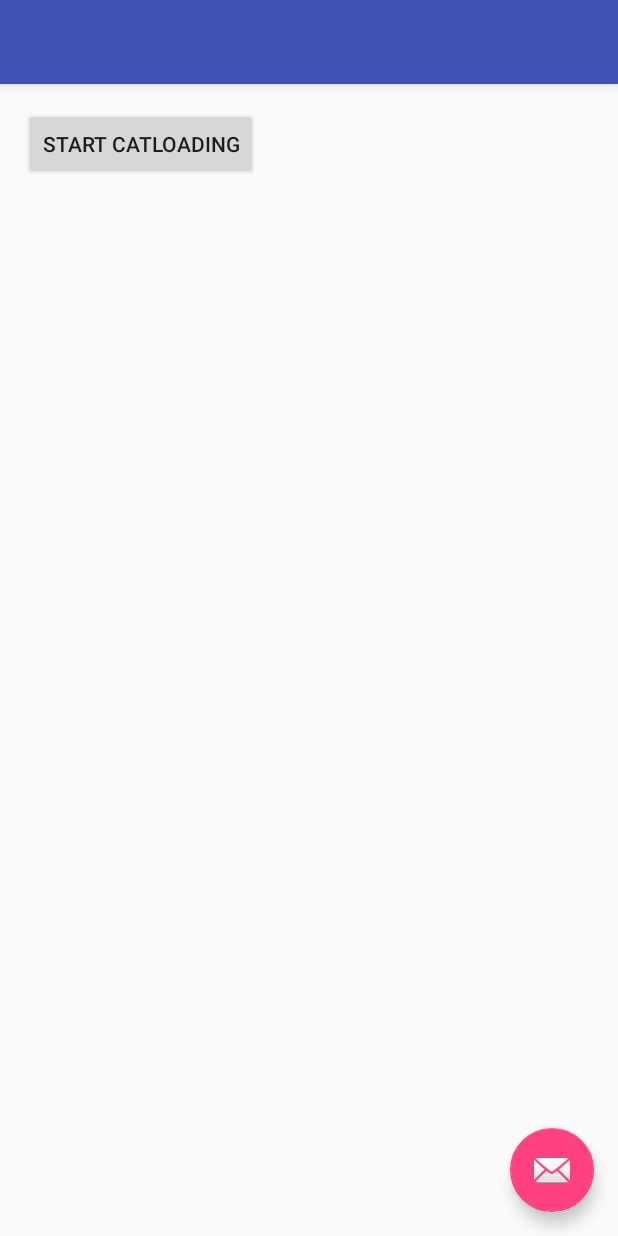
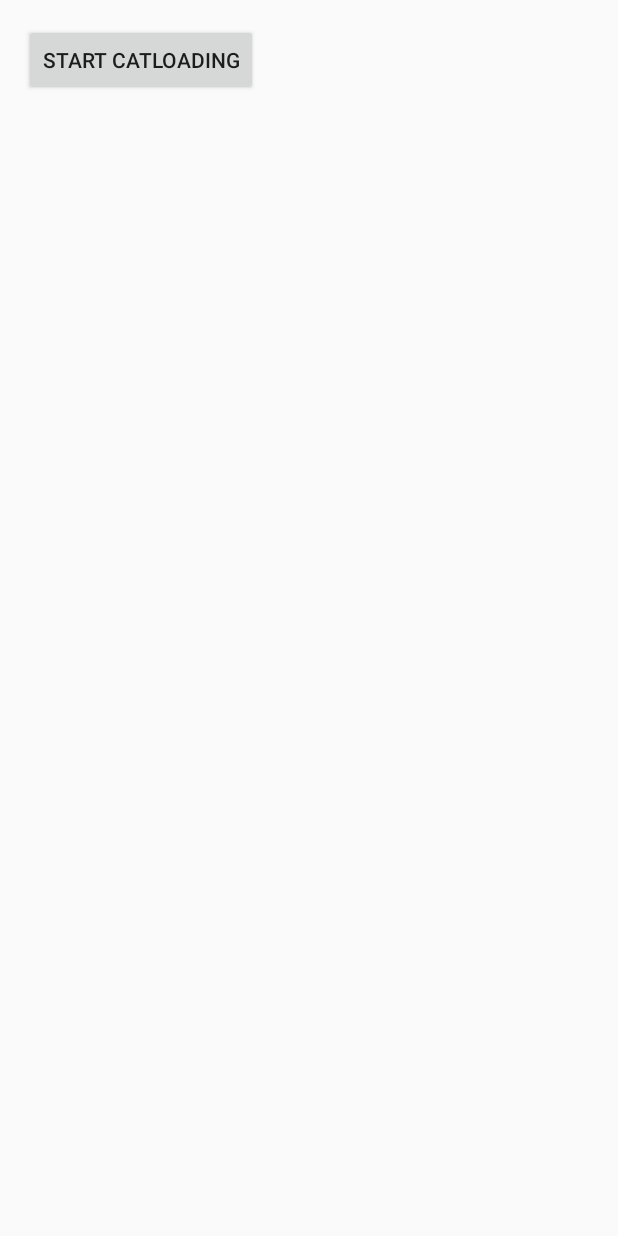
Before and after one commit to Rogero0o/CatLoadingView, an Android app: the screen it shows after launch (MainActivity), on a phone screen of 412 x 824 dp. Run offline under Robolectric (Android 15) with nearby library versions, the phone set to English and light mode, and no system bars.

```diff
--- a/app/src/main/res/layout/activity_main.xml
+++ b/app/src/main/res/layout/activity_main.xml
@@ -1,5 +1,5 @@
 <?xml version="1.0" encoding="utf-8"?>
-<android.support.design.widget.CoordinatorLayout xmlns:android="http://schemas.android.com/apk/res/android"
+<androidx.coordinatorlayout.widget.CoordinatorLayout xmlns:android="http://schemas.android.com/apk/res/android"
     xmlns:app="http://schemas.android.com/apk/res-auto"
     xmlns:tools="http://schemas.android.com/tools"
     android:layout_width="match_parent"
@@ -7,28 +7,6 @@
     android:fitsSystemWindows="true"
     tools:context="com.roger.catloadingview.MainActivity">
 
-    <android.support.design.widget.AppBarLayout
-        android:layout_height="wrap_content"
-        android:layout_width="match_parent"
-        android:theme="@style/AppTheme.AppBarOverlay">
-
-        <android.support.v7.widget.Toolbar
-            android:id="@+id/toolbar"
-            android:layout_width="match_parent"
-            android:layout_height="?attr/actionBarSize"
-            android:background="?attr/colorPrimary"
-            app:popupTheme="@style/AppTheme.PopupOverlay"/>
-
-    </android.support.design.widget.AppBarLayout>
-
     <include layout="@layout/content_main"/>
 
-    <android.support.design.widget.FloatingActionButton
-        android:id="@+id/fab"
-        android:layout_width="wrap_content"
-        android:layout_height="wrap_content"
-        android:layout_gravity="bottom|end"
-        android:layout_margin="@dimen/fab_margin"
-        android:src="@android:drawable/ic_dialog_email"/>
-
-</android.support.design.widget.CoordinatorLayout>
+</androidx.coordinatorlayout.widget.CoordinatorLayout>
--- a/build.gradle
+++ b/build.gradle
@@ -10,7 +10,7 @@ buildscript {
         google()
     }
     dependencies {
-        classpath 'com.android.tools.build:gradle:3.3.2'
+        classpath 'com.android.tools.build:gradle:3.6.3'
 
         // NOTE: Do not place your application dependencies here; they belong
         // in the individual module build.gradle files
--- a/catloadinglibrary/src/main/java/com/roger/catloadinglibrary/CatLoadingView.java
+++ b/catloadinglibrary/src/main/java/com/roger/catloadinglibrary/CatLoadingView.java
@@ -4,7 +4,6 @@ import android.app.Dialog;
 import android.content.DialogInterface;
 import android.graphics.Color;
 import android.os.Bundle;
-import android.support.v4.app.DialogFragment;
 import android.text.TextUtils;
 import android.view.Gravity;
 import android.view.View;
@@ -12,6 +11,8 @@ import android.view.animation.Animation;
 import android.view.animation.LinearInterpolator;
 import android.view.animation.RotateAnimation;
 import android.widget.RelativeLayout;
+
+import androidx.fragment.app.DialogFragment;
 
 /**
  * Created by Administrator on 2016/3/30.
@@ -71,8 +72,9 @@ public class CatLoadingView extends DialogFragment {
 
             background = view.findViewById(R.id.background);
 
-            if (color !=0)
+            if (color !=0) {
                 background.setBackgroundColor(color);
+            }
 
             mouse = view.findViewById(R.id.mouse);
 
--- a/gradle.properties
+++ b/gradle.properties
@@ -16,3 +16,4 @@
 # This option should only be used with decoupled projects. More details, visit
 # http://www.gradle.org/docs/current/userguide/multi_project_builds.html#sec:decoupled_projects
 # org.gradle.parallel=true
+android.useAndroidX=true
```
Also changed, not shown: app/build.gradle (+5 -5 lines), app/src/main/java/com/roger/catloadingview/MainActivity.java (+3 -23 lines), catloadinglibrary/build.gradle (+4 -4 lines), gradle/wrapper/gradle-wrapper.properties.
